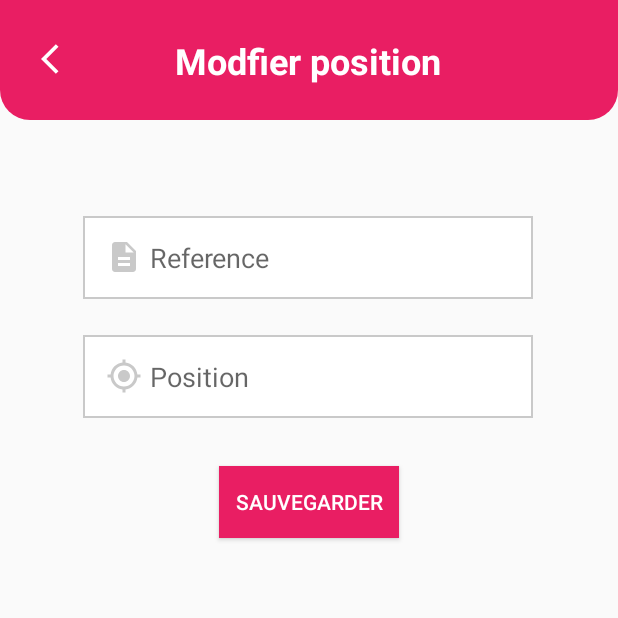
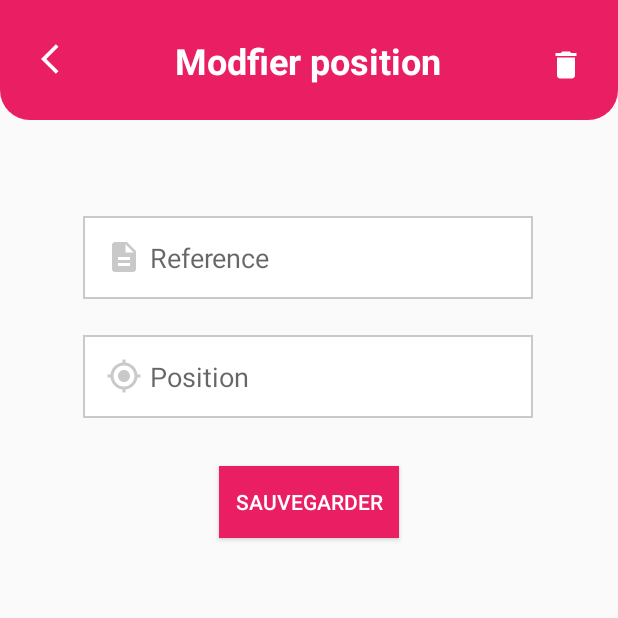
Before and after one commit to averroes96/HSStore, an Android app: the UpdatePositionActivity screen opened directly, with no data from a screen before it, on a phone screen of 412 x 824 dp, the top half of it. Run offline under Robolectric (Android 15) with nearby library versions, the phone set to English and light mode, and no system bars.

Commit message:
Depot reworked

```diff
--- a/app/src/main/java/com/averroes/hsstock/activities/AddPositionActivity.java
+++ b/app/src/main/java/com/averroes/hsstock/activities/AddPositionActivity.java
@@ -43,7 +43,7 @@ public class AddPositionActivity extends AppCompatActivity {
 
         dbHandler = new DBHandler(this);
 
-        addBtn.setOnClickListener(new View.OnClickListener() {
+        backBtn.setOnClickListener(new View.OnClickListener() {
             @Override
             public void onClick(View view) {
                 onBackPressed();
--- a/app/src/main/java/com/averroes/hsstock/activities/UpdatePositionActivity.java
+++ b/app/src/main/java/com/averroes/hsstock/activities/UpdatePositionActivity.java
@@ -1,7 +1,9 @@
 package com.averroes.hsstock.activities;
 
+import androidx.appcompat.app.AlertDialog;
 import androidx.appcompat.app.AppCompatActivity;
 
+import android.content.DialogInterface;
 import android.os.Bundle;
 import android.text.TextUtils;
 import android.view.View;
@@ -16,7 +18,7 @@ import com.averroes.hsstock.models.Depot;
 
 public class UpdatePositionActivity extends AppCompatActivity {
 
-    private ImageButton backBtn;
+    private ImageButton backBtn,deleteBtn;
     private EditText referenceET,positionET;
     private Button updateBtn;
 
@@ -30,6 +32,7 @@ public class UpdatePositionActivity extends AppCompatActivity {
         setContentView(R.layout.activity_update_position);
 
         backBtn = findViewById(R.id.backBtn);
+        deleteBtn = findViewById(R.id.deleteBtn);
         referenceET = findViewById(R.id.referenceET);
         positionET = findViewById(R.id.positionET);
         updateBtn = findViewById(R.id.updateBtn);
@@ -43,10 +46,16 @@ public class UpdatePositionActivity extends AppCompatActivity {
             }
         });
 
+        deleteBtn.setOnClickListener(new View.OnClickListener() {
+            @Override
+            public void onClick(View view) {
+                confirmDialog();
+            }
+        });
+
         updateBtn.setOnClickListener(new View.OnClickListener() {
             @Override
             public void onClick(View view) {
-
                 boolean res = updateDepot();
                 if(res)
                     finish();
@@ -95,4 +104,29 @@ public class UpdatePositionActivity extends AppCompatActivity {
 
         return dbHandler.updatePosition(depot);
     }
+
+    private void confirmDialog() {
+        AlertDialog.Builder builder = new AlertDialog.Builder(this);
+        builder.setTitle("Supprimer: " + selectedDepot.toString());
+        builder.setMessage("Etes-vous sûr que vous voulez supprimer " + selectedDepot.get_reference() + " de position " + selectedDepot.get_location());
+        builder.setPositiveButton("Oui", new DialogInterface.OnClickListener() {
+            @Override
+            public void onClick(DialogInterface dialogInterface, int i) {
+                deleteDepot();
+                finish();
+            }
+        });
+        builder.setNegativeButton("Non", new DialogInterface.OnClickListener() {
+            @Override
+            public void onClick(DialogInterface dialogInterface, int i) {
+
+            }
+        });
+
+        builder.create().show();
+    }
+
+    private void deleteDepot() {
+        dbHandler.deleteDepot(selectedDepot);
+    }
 }
--- /dev/null
+++ b/app/src/main/res/drawable/ic_trash_white.xml
@@ -0,0 +1,5 @@
+<vector android:height="24dp" android:tint="#FFFFFF"
+    android:viewportHeight="24" android:viewportWidth="24"
+    android:width="24dp" xmlns:android="http://schemas.android.com/apk/res/android">
+    <path android:fillColor="@android:color/white" android:pathData="M6,19c0,1.1 0.9,2 2,2h8c1.1,0 2,-0.9 2,-2V7H6v12zM19,4h-3.5l-1,-1h-5l-1,1H5v2h14V4z"/>
+</vector>
--- a/app/src/main/res/layout/activity_depot.xml
+++ b/app/src/main/res/layout/activity_depot.xml
@@ -81,7 +81,7 @@
 
         <androidx.recyclerview.widget.RecyclerView
             android:id="@+id/locationsRV"
-            android:layout_width="409dp"
+            android:layout_width="match_parent"
             android:layout_height="563dp"
             android:layout_marginTop="16dp"
             android:layout_marginBottom="16dp"
--- a/app/src/main/res/layout/activity_update_position.xml
+++ b/app/src/main/res/layout/activity_update_position.xml
@@ -43,6 +43,18 @@
             app:layout_constraintHorizontal_bias="0.497"
             app:layout_constraintStart_toStartOf="parent"
             app:layout_constraintTop_toTopOf="parent" />
+
+        <ImageButton
+            android:id="@+id/deleteBtn"
+            android:layout_width="50dp"
+            android:layout_height="50dp"
+            android:layout_marginTop="8dp"
+            android:background="@null"
+            app:layout_constraintEnd_toEndOf="parent"
+            app:layout_constraintHorizontal_bias="1.0"
+            app:layout_constraintTop_toTopOf="parent"
+            app:srcCompat="@drawable/ic_trash_white"
+            tools:ignore="VectorDrawableCompat" />
 
     </androidx.constraintlayout.widget.ConstraintLayout>
 
```
Also changed, not shown: app/src/main/java/com/averroes/hsstock/adapters/DepotAdapter.java (+0 -33 lines), app/src/main/res/layout/depot_row.xml (+0 -11 lines).
